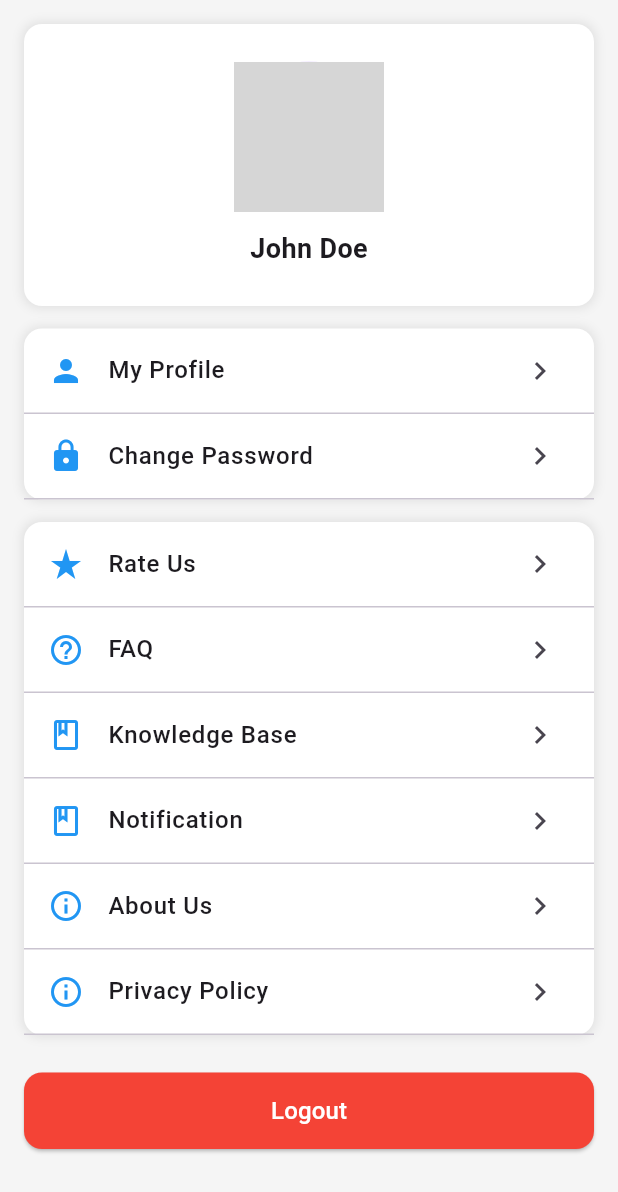
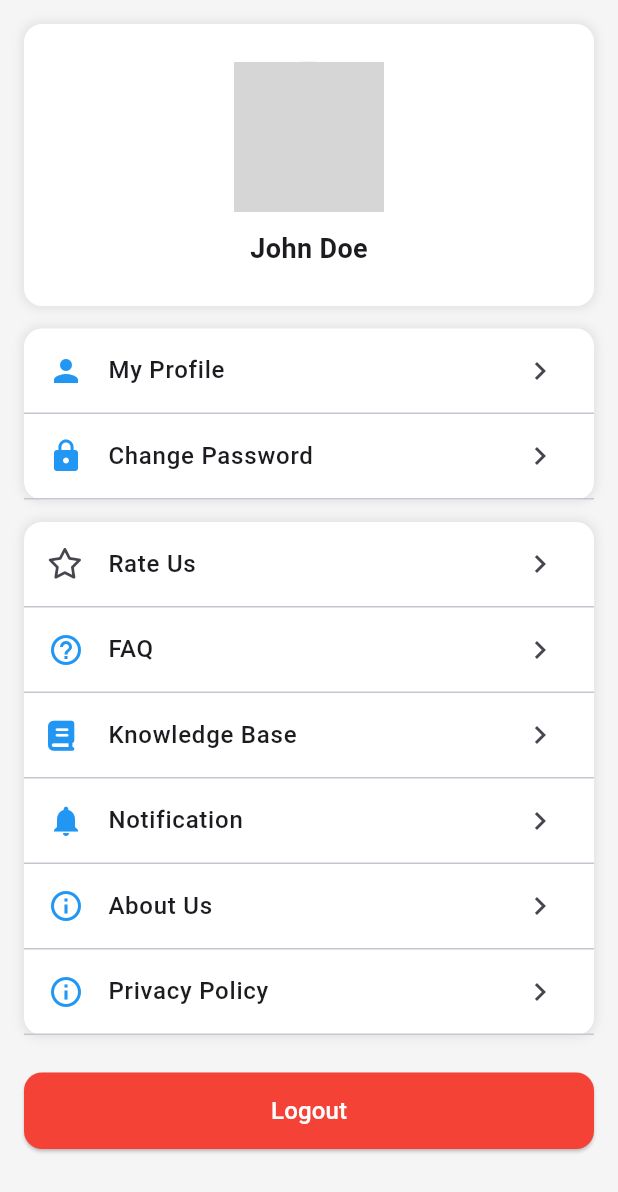
Before and after one commit to uzzal-mondal/Calllog-Management, a Flutter app: the MoreScreen screen opened directly, on a phone screen of 412 x 824 dp. Shown: the top 1192 px of the screen. Run offline on Flutter 3.47's test engine with Material 3 defaults, Android fonts, the phone set to English and light mode, and no system bars; our stand-ins replace flutter_html, font_awesome_flutter, shared_preferences; accounts and stored records are empty; network calls fail; grey boxes are pictures that could not be loaded.

Commit message:
added more page

```diff
--- a/lib/more.dart
+++ b/lib/more.dart
@@ -4,6 +4,7 @@ import 'package:call_log_management/notify.dart';
 import 'package:call_log_management/profile.dart';
 import 'package:call_log_management/staticpages.dart';
 import 'package:flutter/material.dart';
+import 'package:font_awesome_flutter/font_awesome_flutter.dart';
 
 class MoreScreen extends StatefulWidget {
   const MoreScreen({Key? key}) : super(key: key);
@@ -14,14 +15,14 @@ class MoreScreen extends StatefulWidget {
 
 class _MoreScreenState extends State<MoreScreen> {
   Widget buildMenuItem({
-    required IconData icon,
+    required Widget icon,
     required String title,
     required VoidCallback onTap,
   }) {
     return Column(
       children: [
         ListTile(
-          leading: Icon(icon, color: Colors.blue),
+          leading: icon, // direct widget
           title: Text(
             title,
             style: const TextStyle(fontSize: 16, fontWeight: FontWeight.w500),
@@ -93,7 +94,7 @@ class _MoreScreenState extends State<MoreScreen> {
                   child: Column(
                     children: [
                       buildMenuItem(
-                        icon: Icons.person,
+                        icon: const Icon(Icons.person, color: Colors.blue),
                         title: "My Profile",
                         onTap: () {
                           Navigator.push(
@@ -105,7 +106,7 @@ class _MoreScreenState extends State<MoreScreen> {
                         },
                       ),
                       buildMenuItem(
-                        icon: Icons.lock,
+                        icon: const Icon(Icons.lock, color: Colors.blue),
                         title: "Change Password",
                         onTap: () {},
                       ),
@@ -118,12 +119,16 @@ class _MoreScreenState extends State<MoreScreen> {
                   child: Column(
                     children: [
                       buildMenuItem(
-                        icon: Icons.star_rate,
+                        icon: const FaIcon(FontAwesomeIcons.star, size: 20),
                         title: "Rate Us",
                         onTap: () {},
                       ),
                       buildMenuItem(
-                        icon: Icons.help_outline,
+                        icon: const Icon(
+                          Icons.help_outline,
+                          color: Colors.blue,
+                        ),
+
                         title: "FAQ",
                         onTap: () {
                           Navigator.push(
@@ -136,7 +141,11 @@ class _MoreScreenState extends State<MoreScreen> {
                       ),
 
                       buildMenuItem(
-                        icon: Icons.book_outlined,
+                        icon: const FaIcon(
+                          FontAwesomeIcons.book,
+                          size: 20,
+                          color: Colors.blue,
+                        ),
                         title: "Knowledge Base",
                         onTap: () {
                           Navigator.push(
@@ -149,7 +158,10 @@ class _MoreScreenState extends State<MoreScreen> {
                       ),
 
                       buildMenuItem(
-                        icon: Icons.book_outlined,
+                        icon: const Icon(
+                          Icons.notifications,
+                          color: Colors.blue,
+                        ),
                         title: "Notification",
                         onTap: () {
                           Navigator.push(
@@ -162,7 +174,10 @@ class _MoreScreenState extends State<MoreScreen> {
                       ),
 
                       buildMenuItem(
-                        icon: Icons.info_outline,
+                        icon: const Icon(
+                          Icons.info_outline,
+                          color: Colors.blue,
+                        ),
                         title: "About Us",
                         onTap: () {
                           Navigator.push(
@@ -178,7 +193,10 @@ class _MoreScreenState extends State<MoreScreen> {
                       ),
 
                       buildMenuItem(
-                        icon: Icons.info_outline,
+                        icon: const Icon(
+                          Icons.info_outline,
+                          color: Colors.blue,
+                        ),
                         title: "Privacy Policy",
                         onTap: () {
                           Navigator.push(
```
Also changed, not shown: lib/knowldege.dart (+17 -29 lines), lib/knowledgedetailsscreen.dart (added, +20 -0 lines), pubspec.lock, 6 other files.
